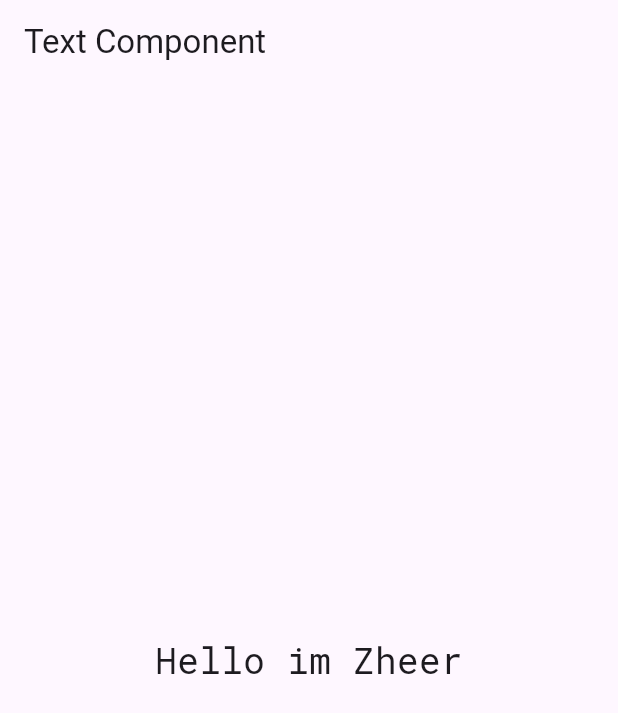
After one commit to ZheerBarzan/Flutter-BootCamp, a Flutter app: the screen it shows after launch, on a phone screen of 412 x 824 dp. The commit adds this screen. Shown: the top 713 px of the screen. Run offline on Flutter 3.47's test engine with Material 3 defaults, Android fonts, the phone set to English and light mode, and no system bars; our stand-ins replace google_fonts.

Commit message:
using text component

```diff
--- /dev/null
+++ b/lib/Components/text_Component.dart
@@ -0,0 +1,25 @@
+import 'package:flutter/material.dart';
+import 'package:google_fonts/google_fonts.dart';
+
+class TextComponent extends StatelessWidget {
+  final String text;
+  const TextComponent({super.key, required this.text});
+
+  @override
+  Widget build(BuildContext context) {
+    return Scaffold(
+      appBar: AppBar(
+        title: const Text('Text Component'),
+      ),
+      backgroundColor: Theme.of(context).colorScheme.surface,
+      body: Container(
+        child: Center(
+          child: Text(
+            text,
+            style: GoogleFonts.robotoMono(fontSize: 24),
+          ),
+        ),
+      ),
+    );
+  }
+}
--- a/lib/main.dart
+++ b/lib/main.dart
@@ -1,5 +1,6 @@
 import 'package:flutter/material.dart';
-import 'package:flutter_bootcamp/home_page.dart';
+import 'package:flutter_bootcamp/Components/text_Component.dart';
+import 'package:flutter_bootcamp/Views/home_page.dart';
 
 void main() {
   runApp(const MyApp());
@@ -12,11 +13,12 @@ class MyApp extends StatelessWidget {
   @override
   Widget build(BuildContext context) {
     return MaterialApp(
+      debugShowCheckedModeBanner: false,
       title: 'Flutter bootcamp',
       theme: ThemeData(
         primarySwatch: Colors.blue,
       ),
-      home: const HomePage(),
+      home: TextComponent(text: "Hello im Zheer"),
     );
   }
 }
--- a/lib/themes/theme_provider.dart
+++ b/lib/themes/theme_provider.dart
@@ -1,6 +1,6 @@
 import 'package:flutter/material.dart';
-import 'package:project_music/theme/dark_theme.dart';
-import 'package:project_music/theme/light_theme.dart';
+import 'package:flutter_bootcamp/themes/dark_theme.dart';
+import 'package:flutter_bootcamp/themes/light_theme.dart';
 
 class ThemeProvider extends ChangeNotifier {
   ThemeData _themeData = lightMode;
--- a/pubspec.yaml
+++ b/pubspec.yaml
@@ -60,8 +60,8 @@ flutter:
   uses-material-design: true
 
   # To add assets to your application, add an assets section, like this:
-  # assets:
-  #   - images/a_dot_burr.jpeg
+  assets:
+    - lib/assets/images/
   #   - images/a_dot_ham.jpeg
 
   # An image asset can refer to one or more resolution-specific "variants", see
```
Also changed, not shown: lib/Components/neu_box.dart (+32 -0 lines), lib/assets/img/kimi.png (added), 3 other files.
